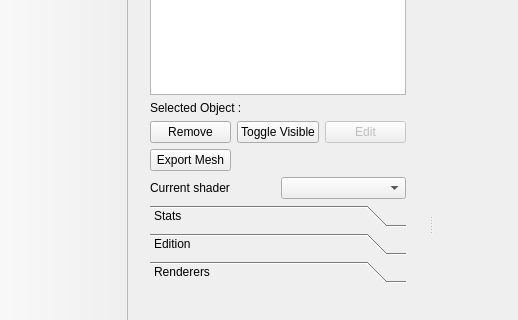
This is Applications/MainApplication/Gui/ui/MainWindow.ui in STORM-IRIT/Radium-Engine as Qt 5 draws it before an edit; both pictures show x 0 to 518 and y 177 to 497 of the 1350 by 804 pixel window. The edited form follows.
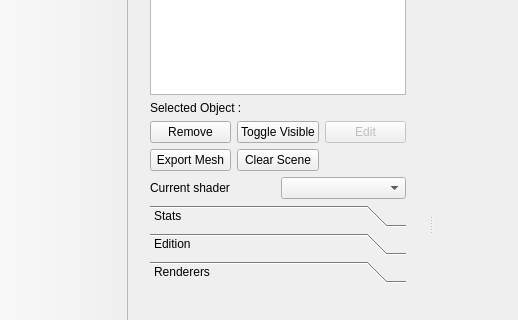
This is the edited form. The open tabs and pages were chosen to show the change. Icons and pictures are not drawn. Custom widgets are drawn as their Qt base class.

What changed in the file:
```diff
--- a/Applications/MainApplication/Gui/ui/MainWindow.ui
+++ b/Applications/MainApplication/Gui/ui/MainWindow.ui
@@ -138,6 +138,13 @@
                 </property>
                </widget>
               </item>
+              <item row="1" column="1">
+               <widget class="QPushButton" name="m_clearSceneButton">
+                <property name="text">
+                 <string>Clear Scene</string>
+                </property>
+               </widget>
+              </item>
              </layout>
             </item>
            </layout>
```
Left out of the diff: 12 changed lines with no effect on the pictures.
